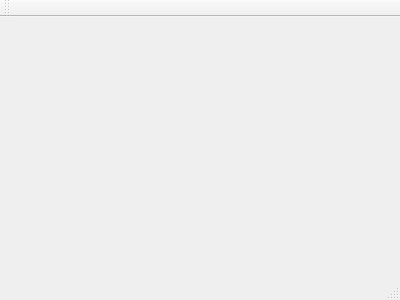
The window that TrafficLightSimulation/trafficlightview.ui (Marsetex/TrafficLightSimulation) describes before a commit, drawn with Qt 5.
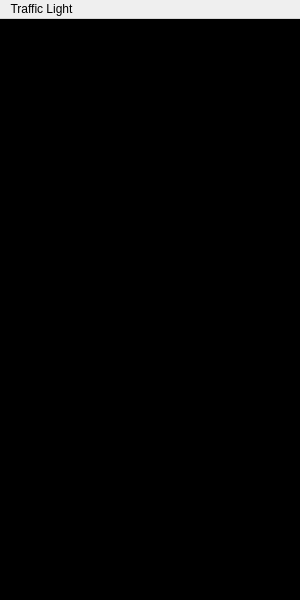
The same window after the commit.

Commit message: The default traffic light is now displayed.

Patch:
```diff
--- a/TrafficLightSimulation/trafficlightview.ui
+++ b/TrafficLightSimulation/trafficlightview.ui
@@ -1,24 +1,65 @@
 <ui version="4.0">
  <class>TrafficLightView</class>
- <widget class="QMainWindow" name="TrafficLightView" >
-  <property name="geometry" >
+ <widget class="QMainWindow" name="TrafficLightView">
+  <property name="geometry">
    <rect>
     <x>0</x>
     <y>0</y>
-    <width>400</width>
-    <height>300</height>
+    <width>300</width>
+    <height>600</height>
    </rect>
   </property>
   <property name="windowTitle" >
    <string>TrafficLightView</string>
   </property>
-  <widget class="QMenuBar" name="menuBar" />
-  <widget class="QToolBar" name="mainToolBar" />
-  <widget class="QWidget" name="centralWidget" />
-  <widget class="QStatusBar" name="statusBar" />
+  <widget class="QWidget" name="centralWidget">
+   <widget class="QGraphicsView" name="graphicsView">
+    <property name="geometry">
+     <rect>
+      <x>0</x>
+      <y>0</y>
+      <width>300</width>
+      <height>581</height>
+     </rect>
+    </property>
+    <property name="styleSheet">
+     <string notr="true">background: transparent;
+background-color: rgb(0, 0, 0);
+border: transparent;</string>
+    </property>
+   </widget>
+  </widget>
+  <widget class="QMenuBar" name="menuBar">
+   <property name="geometry">
+    <rect>
+     <x>0</x>
+     <y>0</y>
+     <width>300</width>
+     <height>21</height>
+    </rect>
+   </property>
+   <widget class="QMenu" name="menuTraffic_Light">
+    <property name="title">
+     <string>Traffic Light</string>
+    </property>
+    <addaction name="actionAbout"/>
+    <addaction name="separator"/>
+    <addaction name="actionExit"/>
+   </widget>
+   <addaction name="menuTraffic_Light"/>
+  </widget>
+  <action name="actionExit">
+   <property name="text">
+    <string>Exit</string>
+   </property>
+  </action>
+  <action name="actionAbout">
+   <property name="text">
+    <string>About</string>
+   </property>
+  </action>
  </widget>
- <layoutDefault spacing="6" margin="11" />
- <pixmapfunction></pixmapfunction>
+ <layoutdefault spacing="6" margin="11"/>
  <resources/>
  <connections/>
 </ui>
```
Left out of the diff: 3 changed lines with no effect on the pictures. The commit also changes 4 other files.
